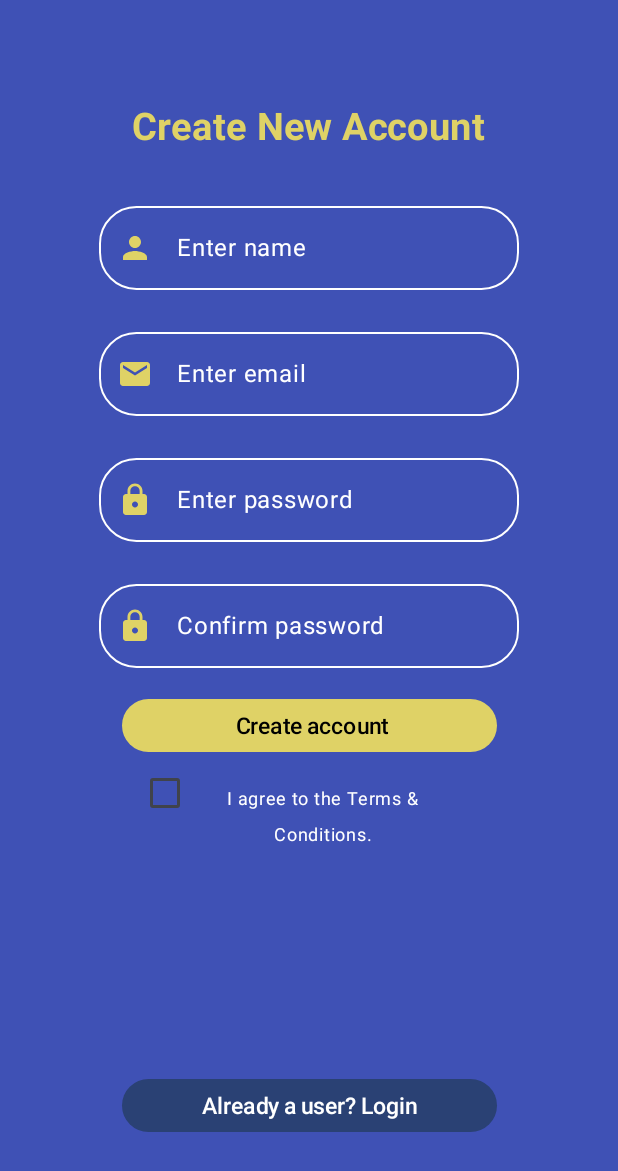
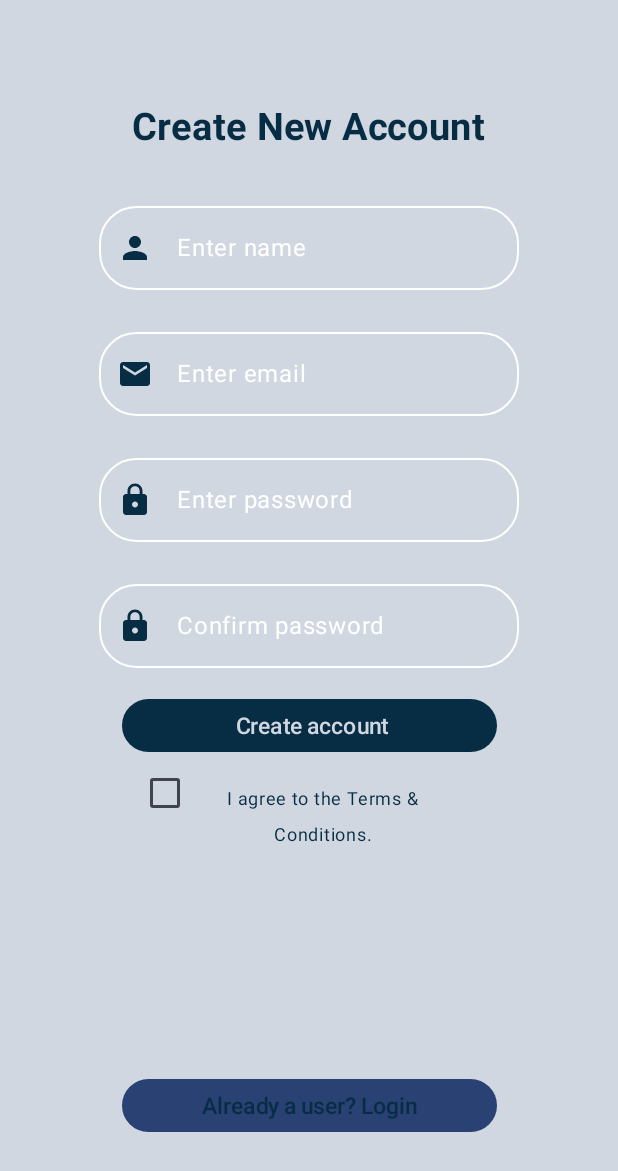
Before and after one commit to ZackTechGuru/VeApp, an Android app built with Jetpack Compose: the screen it shows after launch (MainActivity), after a tap on "Signup.", on a phone screen of 412 x 824 dp. Shown: the top 1171 px of the screen. Run offline under Robolectric (Android 15) with nearby library versions, the phone set to English and light mode, and no system bars.

Commit message:
initial commit

```diff
--- a/app/src/main/java/com/zack/veapp/ui/theme/Color.kt
+++ b/app/src/main/java/com/zack/veapp/ui/theme/Color.kt
@@ -12,3 +12,6 @@ val Pink40 = Color(0xFF7D5260)
 val Purple = Color(0xFF3F51B5)
 val DarkYellow = Color(0xFF926F07)
 val BrightYellow = Color(0xFFDFD266)
+val PrimaryGrey = Color(0xFFEAE6E5)
+val  Greyblue= Color(0xFFD0D7E1)
+val  SecondaryBlue= Color(0xFF072D44)
--- a/app/src/main/java/com/zack/veapp/ui/theme/screens/login/Login.kt
+++ b/app/src/main/java/com/zack/veapp/ui/theme/screens/login/Login.kt
@@ -38,7 +38,9 @@ import androidx.navigation.NavHostController
 import androidx.navigation.compose.rememberNavController
 import com.zack.veapp.navigation.ROUTE_REGISTER
 import com.zack.veapp.ui.theme.BrightYellow
+import com.zack.veapp.ui.theme.Greyblue
 import com.zack.veapp.ui.theme.Purple
+import com.zack.veapp.ui.theme.SecondaryBlue
 
 @Composable
 fun Login(navController:NavHostController) {
@@ -52,21 +54,21 @@ fun Login(navController:NavHostController) {
         verticalArrangement = Arrangement.Center,
         modifier = Modifier
             .fillMaxSize()
-            .background(color = Purple)
+            .background(color = Greyblue)
     ){
         Text(
             text = "Welcome Back,",
             fontFamily = FontFamily.Default,
             fontWeight = FontWeight.Bold,
             fontSize = 25.sp,
-            color = BrightYellow
+            color = SecondaryBlue
         )
         Spacer(modifier = Modifier.height(0.dp))
         Text(
             text = "Login to continue!",
             fontFamily = FontFamily.SansSerif,
             fontSize = 12.sp,
-            color = Color.White
+            color = SecondaryBlue
         )
         Spacer(modifier = Modifier.height(30.dp))
         OutlinedTextField(
@@ -78,7 +80,7 @@ fun Login(navController:NavHostController) {
             colors = OutlinedTextFieldDefaults.colors(
                 focusedBorderColor = Color. White,
                 unfocusedBorderColor = Color.White,
-                unfocusedLeadingIconColor = BrightYellow)
+                unfocusedLeadingIconColor = SecondaryBlue)
         )
         Spacer(modifier = Modifier.height(20.dp))
         OutlinedTextField(
@@ -90,25 +92,27 @@ fun Login(navController:NavHostController) {
             colors = OutlinedTextFieldDefaults.colors(
                 focusedBorderColor = Color.White,
                 unfocusedBorderColor = Color.White,
-                unfocusedLeadingIconColor = BrightYellow)
+                unfocusedLeadingIconColor = SecondaryBlue
+            )
             )
         Spacer(modifier = Modifier.height(20.dp))
         Button(onClick = { },
-            colors = ButtonDefaults.buttonColors(containerColor = BrightYellow),
+            colors = ButtonDefaults.buttonColors(containerColor = SecondaryBlue),
             modifier = Modifier.size(width = 250.dp, height = 35.dp)
         ) {
-            Text(text = " Login", fontSize = 15.sp, color = Color.Black)}
+            Text(text = " Login", fontSize = 15.sp, color = Greyblue)}
 
 
 
         Spacer(modifier = Modifier.height(150.dp))
-        Text(text = "New User?", fontSize = 15.sp, color = Color.White)
-        TextButton(onClick = {navController.navigate(ROUTE_REGISTER) },
+        Text(text = "New User?", fontSize = 15.sp, color = SecondaryBlue)
+        TextButton(onClick = {navController.navigate(ROUTE_REGISTER)},
             colors = ButtonDefaults.buttonColors(containerColor = Color.Unspecified) ,
             modifier = Modifier.size(width = 250.dp, height = 35.dp)
             ) {
             Text(text = "Signup.",
-                fontSize = 15.sp)
+                fontSize = 15.sp,
+                color = SecondaryBlue)
 
         }
 
--- a/app/src/main/java/com/zack/veapp/ui/theme/screens/registration/Registration.kt
+++ b/app/src/main/java/com/zack/veapp/ui/theme/screens/registration/Registration.kt
@@ -43,7 +43,10 @@ import androidx.navigation.NavHostController
 import androidx.navigation.compose.rememberNavController
 import com.zack.veapp.navigation.ROUTE_LOGIN
 import com.zack.veapp.ui.theme.BrightYellow
+import com.zack.veapp.ui.theme.Greyblue
+import com.zack.veapp.ui.theme.PrimaryGrey
 import com.zack.veapp.ui.theme.Purple
+import com.zack.veapp.ui.theme.SecondaryBlue
 
 @Composable
 fun Registration(navController: NavHostController) {
@@ -59,14 +62,14 @@ fun Registration(navController: NavHostController) {
         verticalArrangement = Arrangement.Center,
         modifier = Modifier
             .fillMaxSize()
-            .background(color = Purple)
+            .background(color = Greyblue)
     ){
         Text(
             text = "Create New Account",
             fontFamily = FontFamily.Default,
             fontWeight = FontWeight.Bold,
             fontSize = 25.sp,
-            color = BrightYellow
+            color = SecondaryBlue
         )
         Spacer(modifier = Modifier.height(30.dp))
 
@@ -79,20 +82,20 @@ fun Registration(navController: NavHostController) {
             colors = OutlinedTextFieldDefaults.colors(
                 focusedBorderColor = Color. White,
                 unfocusedBorderColor = Color.White,
-                unfocusedLeadingIconColor = BrightYellow)
+                unfocusedLeadingIconColor = SecondaryBlue)
         )
         Spacer(modifier = Modifier.height(20.dp))
 
         OutlinedTextField(
             value = email,
-            onValueChange = {name = it},
+            onValueChange = {email = it},
             label = { Text(text = "Enter email", color = Color.White)},
             shape = RoundedCornerShape(25.dp),
             leadingIcon = { Icon(imageVector = Icons.Default.Email, contentDescription ="email")},
             colors = OutlinedTextFieldDefaults.colors(
                 focusedBorderColor = Color.White,
                 unfocusedBorderColor = Color.White,
-                unfocusedLeadingIconColor = BrightYellow)
+                unfocusedLeadingIconColor = SecondaryBlue)
         )
         Spacer(modifier = Modifier.height(20.dp))
 
@@ -105,7 +108,7 @@ fun Registration(navController: NavHostController) {
             colors = OutlinedTextFieldDefaults.colors(
                 focusedBorderColor = Color.White,
                 unfocusedBorderColor = Color.White,
-                unfocusedLeadingIconColor = BrightYellow)
+                unfocusedLeadingIconColor = SecondaryBlue)
         )
         Spacer(modifier = Modifier.height(20.dp))
 
@@ -118,15 +121,15 @@ fun Registration(navController: NavHostController) {
             colors = OutlinedTextFieldDefaults.colors(
                 focusedBorderColor = Color.White,
                 unfocusedBorderColor = Color.White,
-                unfocusedLeadingIconColor = BrightYellow)
+                unfocusedLeadingIconColor = SecondaryBlue)
         )
         Spacer(modifier = Modifier.height(20.dp))
 
         Button(onClick = { },
-            colors = ButtonDefaults.buttonColors(containerColor = BrightYellow),
+            colors = ButtonDefaults.buttonColors(containerColor = SecondaryBlue),
             modifier = Modifier.size(width = 250.dp, height = 35.dp)
               ) {
-            Text(text = " Create account", fontSize = 15.sp, color = Color.Black)}
+            Text(text = " Create account", fontSize = 15.sp, color = Greyblue)}
 
         Spacer(modifier = Modifier.height(20.dp))
 
@@ -147,7 +150,7 @@ fun Registration(navController: NavHostController) {
                 modifier = Modifier.width(190.dp),
                 textAlign = TextAlign.Center,
                 fontSize = 12.sp,
-                color = Color.White
+                color = SecondaryBlue
             )
             }
         Spacer(modifier = Modifier.height(150.dp))
@@ -156,8 +159,8 @@ fun Registration(navController: NavHostController) {
             modifier = Modifier.size(width = 250.dp, height = 35.dp)
             ) {
             Text(text = "Already a user? Login",
-                fontSize = 15.sp)
-
+                fontSize = 15.sp,
+                color = SecondaryBlue)
         }
     }
  }
```
